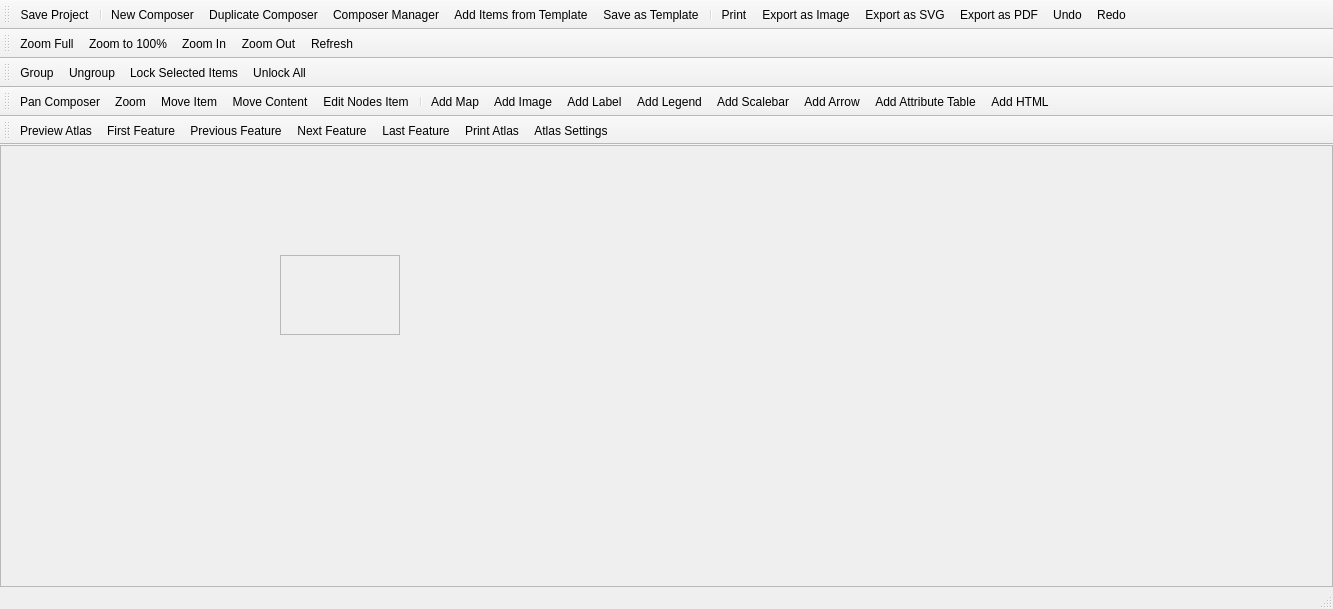
The window that src/ui/composer/qgscomposerbase.ui (qgis/QGIS) describes before a commit, drawn with Qt 5.
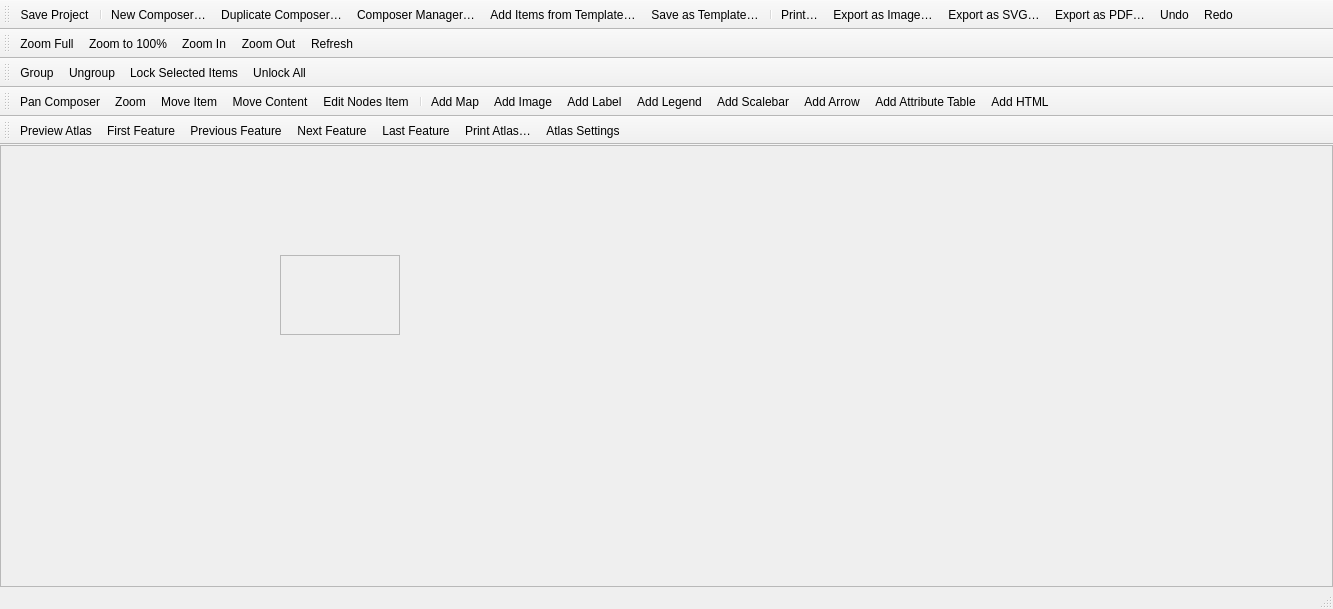
The same window after the commit. Icons and pictures are not drawn.

Patch:
```diff
--- a/src/ui/composer/qgscomposerbase.ui
+++ b/src/ui/composer/qgscomposerbase.ui
@@ -171,7 +171,7 @@
      <normaloff>:/images/themes/default/mActionFilePrint.svg</normaloff>:/images/themes/default/mActionFilePrint.svg</iconset>
    </property>
    <property name="text">
-    <string>&amp;Print...</string>
+    <string>&amp;Print…</string>
    </property>
    <property name="shortcut">
     <string>Ctrl+P</string>
@@ -309,7 +309,7 @@
      <normaloff>:/images/themes/default/mActionSaveMapAsImage.svg</normaloff>:/images/themes/default/mActionSaveMapAsImage.svg</iconset>
    </property>
    <property name="text">
-    <string>Export as &amp;Image...</string>
+    <string>Export as &amp;Image…</string>
    </property>
    <property name="toolTip">
     <string>Export as image</string>
@@ -321,7 +321,7 @@
      <normaloff>:/images/themes/default/mActionSaveAsPDF.svg</normaloff>:/images/themes/default/mActionSaveAsPDF.svg</iconset>
    </property>
    <property name="text">
-    <string>&amp;Export as PDF...</string>
+    <string>&amp;Export as PDF…</string>
    </property>
   </action>
   <action name="mActionExportAsSVG">
@@ -330,7 +330,7 @@
      <normaloff>:/images/themes/default/mActionSaveAsSVG.svg</normaloff>:/images/themes/default/mActionSaveAsSVG.svg</iconset>
    </property>
    <property name="text">
-    <string>Export as S&amp;VG...</string>
+    <string>Export as S&amp;VG…</string>
    </property>
   </action>
   <action name="mActionAddNewScalebar">
@@ -518,7 +518,7 @@
   </action>
   <action name="mActionLoadFromTemplate">
    <property name="text">
-    <string>&amp;Add Items from Template...</string>
+    <string>&amp;Add Items from Template…</string>
    </property>
    <property name="toolTip">
     <string>Add items from template</string>
@@ -526,7 +526,7 @@
   </action>
   <action name="mActionSaveAsTemplate">
    <property name="text">
-    <string>Save as &amp;Template...</string>
+    <string>Save as &amp;Template…</string>
    </property>
    <property name="toolTip">
     <string>Save as template</string>
@@ -712,7 +712,7 @@
   </action>
   <action name="mActionComposerManager">
    <property name="text">
-    <string>Composer &amp;Manager...</string>
+    <string>Composer &amp;Manager…</string>
    </property>
    <property name="toolTip">
     <string>Composer manager</string>
@@ -720,7 +720,7 @@
   </action>
   <action name="mActionNewComposer">
    <property name="text">
-    <string>&amp;New Composer...</string>
+    <string>&amp;New Composer…</string>
    </property>
    <property name="toolTip">
     <string>New composer</string>
@@ -742,7 +742,7 @@
   </action>
   <action name="mActionDuplicateComposer">
    <property name="text">
-    <string>&amp;Duplicate Composer...</string>
+    <string>&amp;Duplicate Composer…</string>
    </property>
    <property name="toolTip">
     <string>Duplicate composer</string>
@@ -966,7 +966,7 @@
      <normaloff>:/images/themes/default/mActionFilePrint.svg</normaloff>:/images/themes/default/mActionFilePrint.svg</iconset>
    </property>
    <property name="text">
-    <string>&amp;Print Atlas...</string>
+    <string>&amp;Print Atlas…</string>
    </property>
   </action>
   <action name="mActionExportAtlasAsImage">
```
Left out of the diff: 10 changed lines with no effect on the pictures.
